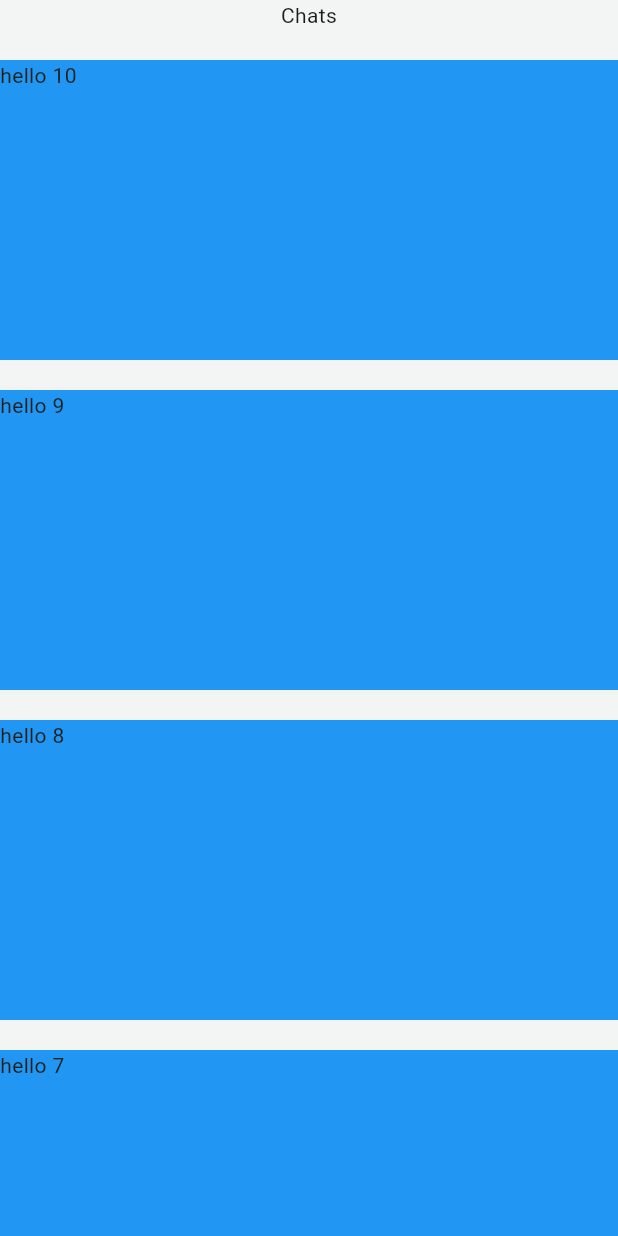
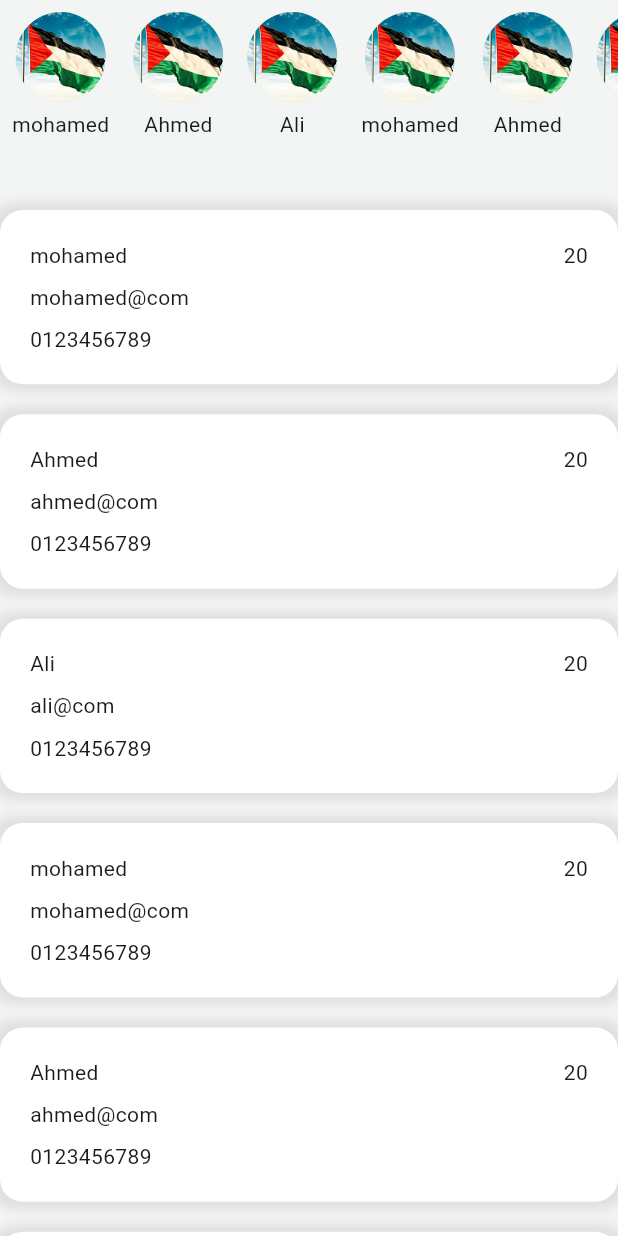
Before and after one commit to a-saber/NTI4_Flutter, a Flutter app: the TestScroll screen opened directly, on a phone screen of 412 x 824 dp. Run offline on Flutter 3.47's test engine with Material 3 defaults, Android fonts, the phone set to English and light mode, and no system bars; our stand-ins replace flutter_bloc, flutter_screenutil, flutter_svg.

Commit message:
cubit 01

```diff
--- /dev/null
+++ b/lib/features/login/cubit/login_cubit.dart
@@ -0,0 +1,17 @@
+import 'package:flutter_bloc/flutter_bloc.dart';
+
+import 'login_state.dart';
+
+class LoginCubit extends Cubit<LoginState>
+{
+  LoginCubit():super(LoginInitialState());
+  static LoginCubit get(context) => BlocProvider.of(context);
+
+  bool switchValue = true;
+  void changeSwitchValue(bool newValue)
+  {
+    switchValue = newValue;
+    emit(LoginSwitchChangedState());
+  }
+
+}
--- /dev/null
+++ b/lib/features/login/cubit/login_state.dart
@@ -0,0 +1,3 @@
+abstract class LoginState{}
+class LoginInitialState extends LoginState{}
+class LoginSwitchChangedState extends LoginState {}
--- /dev/null
+++ b/lib/features/test_cubit.dart
@@ -0,0 +1,34 @@
+import 'package:flutter/material.dart';
+import 'package:flutter_bloc/flutter_bloc.dart';
+import 'package:nti4flutter/features/login/cubit/login_cubit.dart';
+import 'package:nti4flutter/features/login/cubit/login_state.dart';
+
+class TestCubit extends StatelessWidget {
+  const TestCubit({super.key});
+
+  @override
+  Widget build(BuildContext context) {
+
+    return BlocProvider(
+      create: (BuildContext context) => LoginCubit(),
+      child: Scaffold(
+        appBar: AppBar(
+          title: Text('Test Cubit'),
+        ),
+        body: Column(
+          children:
+          [
+            BlocBuilder<LoginCubit, LoginState>(
+              builder: (context, state){
+                return Switch(
+                    value: LoginCubit.get(context).switchValue,
+                    onChanged: LoginCubit.get(context).changeSwitchValue
+                );
+              },
+            )
+          ],
+        ),
+      ),
+    );
+  }
+}
--- a/lib/features/test_scroll.dart
+++ b/lib/features/test_scroll.dart
@@ -1,5 +1,29 @@
 import 'package:flutter/material.dart';
+import 'package:flutter_screenutil/flutter_screenutil.dart';
+import 'package:nti4flutter/core/utils/app_assets.dart';
+class UserModel
+{
+  String name;
+  int age;
+  String email;
+  String phone;
 
+  UserModel({required this.name, required this.age, required this.email, required this.phone});
+}
+List<UserModel> users = [
+  UserModel(name: 'mohamed', age: 20, email: 'mohamed@com', phone: '0123456789'),
+  UserModel(name: 'Ahmed', age: 20, email: 'ahmed@com', phone: '0123456789'),
+  UserModel(name: 'Ali', age: 20, email: 'ali@com', phone: '0123456789'),
+  UserModel(name: 'mohamed', age: 20, email: 'mohamed@com', phone: '0123456789'),
+  UserModel(name: 'Ahmed', age: 20, email: 'ahmed@com', phone: '0123456789'),
+  UserModel(name: 'Ali', age: 20, email: 'ali@com', phone: '0123456789'),
+  UserModel(name: 'mohamed', age: 20, email: 'mohamed@com', phone: '0123456789'),
+  UserModel(name: 'Ahmed', age: 20, email: 'ahmed@com', phone: '0123456789'),
+  UserModel(name: 'Ali', age: 20, email: 'ali@com', phone: '0123456789'),
+  UserModel(name: 'mohamed', age: 20, email: 'mohamed@com', phone: '0123456789'),
+  UserModel(name: 'Ahmed', age: 20, email: 'ahmed@com', phone: '0123456789'),
+  UserModel(name: 'Ali', age: 20, email: 'ali@com', phone: '0123456789'),
+];
 class TestScroll extends StatelessWidget {
   const TestScroll({super.key});
 
@@ -9,50 +33,84 @@ class TestScroll extends StatelessWidget {
       body: SafeArea(
         child: SingleChildScrollView(
           child: Column(
-            children: [
-              Text('Chats'),
+            children:
+            [
+              // horizontal list
+              SizedBox(
+                height: 120,
+                child: ListView.builder(
+                  scrollDirection: Axis.horizontal,
+                  itemCount: users.length,
+                  itemBuilder: (context, index)=> Padding(
+                    padding: const EdgeInsets.all(8.0),
+                    child: Column(
+                      children: [
+                        CircleAvatar(
+                        backgroundImage: AssetImage(AppAssets.flag),
+                        radius: 30,
+                                      ),
+                        SizedBox(height: 5,),
+                        Text(users[index].name)
+                      ],
+                    ),
+                  )),
+              ),
               SizedBox(height: 20,),
               ListView.builder(
                 shrinkWrap: true,
                 physics: NeverScrollableScrollPhysics(),
-                reverse: true,
-                itemCount: 10,
-                  itemBuilder: (context, index)=> DefaultContainer(
-                    color: Colors.blue,
-                    text: 'hello ${index+1}',
-                  )
-              ),
-              SizedBox(height: 20,),
-              Text('End'),
-              SizedBox(height: 20,),
-              Container(
-                color: Colors.red,
-                height: 500,
-                width: 300,
-              )
-
+                itemCount: users.length,
+                itemBuilder: (context, index)=> UserItemBuilder(
+                  userModel: users[index],
+                ))
             ],
           ),
-        ),
+        )
       )
 
     );
   }
 }
-class DefaultContainer extends StatelessWidget {
-  final Color color;
-   final String text ;
+class UserItemBuilder extends StatelessWidget {
+  final UserModel userModel;
 
-   const DefaultContainer({super.key, required this.text, required this.color});
+   const UserItemBuilder({super.key, required this.userModel});
 
   @override
   Widget build(BuildContext context) {
     return Container(
+      padding: EdgeInsets.all(20),
       margin: EdgeInsets.only(bottom: 20),
-      height: 200,
-      width: double.infinity,
-      color: color,
-      child: Text(text),
+      decoration: BoxDecoration(
+        color: Colors.white,
+        borderRadius: BorderRadius.circular(15.r),
+        boxShadow:
+        [
+          BoxShadow(
+            color: Colors.grey.shade300,
+            blurRadius: 5,
+            spreadRadius: 5,
+            offset: Offset.zero
+          )
+        ]
+      ),
+      child: Column(
+        crossAxisAlignment: CrossAxisAlignment.start,
+        children:
+        [
+          Row(
+            children: [
+              Expanded(child: Text(userModel.name)),
+              SizedBox(width: 8.w,),
+              Text(userModel.age.toString())
+            ],
+          ),
+          SizedBox(height: 8.h,),
+          Text(userModel.email),
+          SizedBox(height: 8.h,),
+          Text(userModel.phone),
+        ],
+      ),
     );
   }
 }
--- a/lib/main.dart
+++ b/lib/main.dart
@@ -5,6 +5,7 @@ import 'package:nti4flutter/core/utils/app_colors.dart';
 
 import 'features/register_view.dart';
 import 'features/splash_view.dart';
+import 'features/test_cubit.dart';
 import 'features/test_scroll.dart';
 import 'home_view.dart';
 
@@ -37,7 +38,7 @@ class MyApp extends StatelessWidget
               backgroundColor: AppColors.backgroundColor
             )
           ),
-          home: TestScroll(),
+          home: TestCubit(),
         );
       },
 
```
